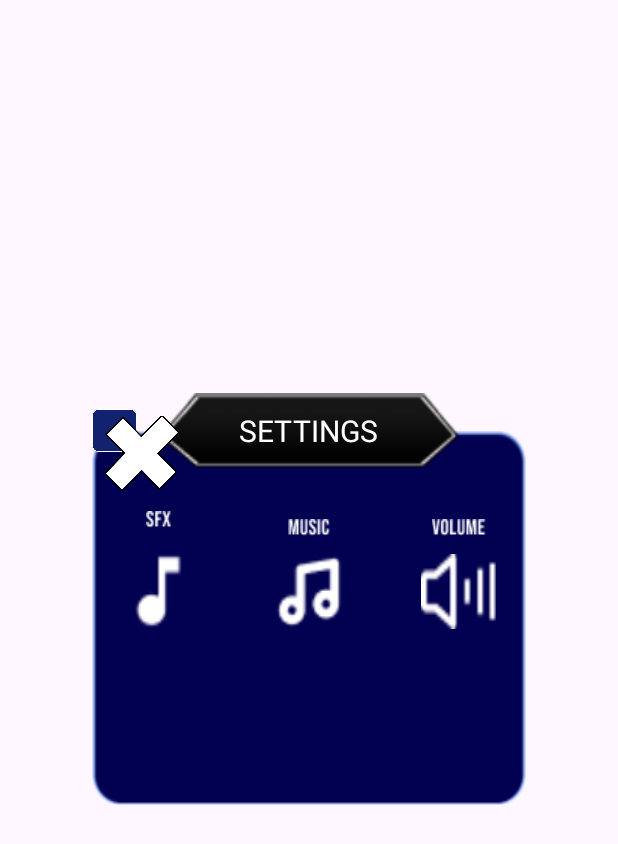
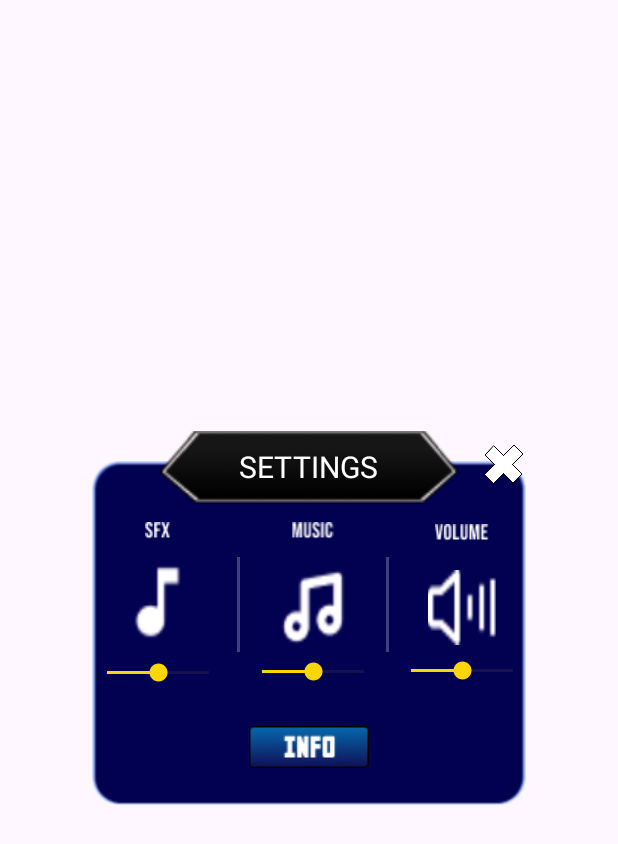
Before and after one commit to RodyZack07/Ambatron-Invade, an Android app: the layout popup_layout.xml on its own in the app's theme, with its tools: preview values and no code run, on a phone screen of 412 x 824 dp. Shown: the top 844 px of the screen. Run offline under Robolectric (Android 15) with nearby library versions, the phone set to English and light mode, and no system bars.

Commit message:
ini zkuu jam 2 siang

```diff
--- a/app/src/main/res/layout/popup_layout.xml
+++ b/app/src/main/res/layout/popup_layout.xml
@@ -1,37 +1,41 @@
-<FrameLayout xmlns:android="http://schemas.android.com/apk/res/android"
+<androidx.constraintlayout.widget.ConstraintLayout
+    xmlns:android="http://schemas.android.com/apk/res/android"
     xmlns:app="http://schemas.android.com/apk/res-auto"
+    xmlns:tools="http://schemas.android.com/tools"
     android:layout_width="340dp"
-    android:id="@+id/popup_layout"
     android:layout_height="300dp"
-    android:orientation="vertical"
     android:layout_gravity="center"
-    android:clipChildren="false"
-    android:clipToPadding="false"
     android:padding="25dp"
     android:background="@android:color/transparent">
 
     <ImageView
+        android:id="@+id/background_image"
         android:layout_width="match_parent"
         android:layout_height="match_parent"
-        android:layout_gravity="center"
         android:contentDescription="@null"
         android:scaleType="fitXY"
-        android:src="@drawable/setting_box" />
+        android:src="@drawable/setting_box"
+        android:layout_marginTop="20dp"
+        app:layout_constraintTop_toTopOf="parent"
+        app:layout_constraintStart_toStartOf="parent"
+        app:layout_constraintEnd_toEndOf="parent"/>
 
     <FrameLayout
         android:layout_width="200dp"
         android:layout_height="50dp"
         android:layout_gravity="top|center_horizontal"
-        android:layout_marginTop="-25dp"
-        android:background="@android:color/transparent">
+        android:layout_marginTop="-2dp"
+        android:background="@android:color/transparent"
+        app:layout_constraintTop_toTopOf="parent"
+        app:layout_constraintStart_toStartOf="parent"
+        app:layout_constraintEnd_toEndOf="parent">
 
         <ImageView
             android:layout_width="match_parent"
             android:layout_height="match_parent"
             android:scaleType="fitXY"
             android:src="@drawable/setting_card"
-            android:elevation="23dp"
-            />
+            android:elevation="23dp" />
 
         <TextView
             android:layout_width="wrap_content"
@@ -41,33 +45,30 @@
             android:text="SETTINGS"
             android:textColor="#FFFFFF"
             android:textSize="20sp" />
-
     </FrameLayout>
 
     <ImageButton
         android:id="@+id/silang"
-        android:layout_width="50dp"
-        android:layout_height="50dp"
-        android:layout_marginLeft="8dp"
-        android:layout_marginTop="-10dp"
+        android:layout_width="26dp"
+        android:layout_height="26dp"
+        android:layout_marginRight="2dp"
+        android:layout_marginTop="9dp"
         android:background="@android:color/transparent"
+        android:contentDescription="silang"
         android:elevation="50dp"
         android:scaleType="fitXY"
-        android:contentDescription="silang"
-        app:srcCompat="@drawable/silangx" />
-
-    <ImageView
-        android:id="@+id/border"
-        android:layout_width="30dp"
-        android:layout_height="35dp"
-        android:layout_marginTop="-18dp"
-        app:srcCompat="@drawable/border" />
+        app:srcCompat="@drawable/silangx"
+        app:layout_constraintTop_toTopOf="parent"
+        app:layout_constraintEnd_toEndOf="parent" />
 
     <FrameLayout
+        android:id="@+id/frameLayoutControls"
         android:layout_width="300dp"
         android:layout_height="140dp"
-        android:layout_gravity="top|center_horizontal"
-        android:layout_marginTop="25dp">
+        app:layout_constraintTop_toBottomOf="@id/silang"
+        app:layout_constraintStart_toStartOf="parent"
+        app:layout_constraintEnd_toEndOf="parent"
+        android:layout_marginTop="10dp">
 
         <LinearLayout
             android:layout_width="match_parent"
@@ -75,7 +76,6 @@
             android:orientation="horizontal"
             android:gravity="center">
 
-            <!-- Left Alignment -->
             <LinearLayout
                 android:layout_width="0dp"
                 android:layout_height="wrap_content"
@@ -84,22 +84,33 @@
                 android:gravity="center">
 
                 <ImageView
-                    android:id="@+id/imageView9"
                     android:layout_width="28dp"
                     android:layout_height="wrap_content"
                     android:layout_marginBottom="12dp"
                     app:srcCompat="@drawable/sfx_text" />
 
                 <ImageView
-                    android:id="@+id/imageView5"
                     android:layout_width="55dp"
                     android:layout_height="60dp"
-                    app:srcCompat="@drawable/sfx_icon"
-                    android:scaleType="fitXY"/>
+                    android:scaleType="fitXY"
+                    app:srcCompat="@drawable/sfx_icon" />
 
+                <SeekBar
+                    android:layout_width="100dp"
+                    android:layout_height="wrap_content"
+                    android:max="100"
+                    android:progress="50"
+                    android:progressTint="@color/yellow"
+                    android:thumbTint="@color/yellow"
+                    android:layout_marginTop="8dp"/>
             </LinearLayout>
 
-            <!-- Center Alignment -->
+            <ImageView
+                android:layout_width="2dp"
+                android:layout_height="200dp"
+                android:layout_marginLeft="4dp"
+                app:srcCompat="@drawable/garis" />
+
             <LinearLayout
                 android:layout_width="0dp"
                 android:layout_height="wrap_content"
@@ -108,22 +119,32 @@
                 android:gravity="center">
 
                 <ImageView
-                    android:id="@+id/imageView"
-                    android:layout_width="40dp"
+                    android:layout_width="50dp"
                     android:layout_height="wrap_content"
-                    android:layout_marginBottom="12dp"
+                    android:layout_marginBottom="19dp"
                     app:srcCompat="@drawable/music_text" />
 
                 <ImageView
-                    android:id="@+id/imageView2"
-                    android:layout_width="45dp"
-                    android:layout_height="50dp"
-                    app:srcCompat="@drawable/music_icon"
-                    android:scaleType="fitXY"/>
+                    android:layout_width="44dp"
+                    android:layout_height="52dp"
+                    android:scaleType="fitXY"
+                    app:srcCompat="@drawable/music_icon" />
 
+                <SeekBar
+                    android:layout_width="100dp"
+                    android:layout_height="wrap_content"
+                    android:max="100"
+                    android:progress="50"
+                    android:progressTint="@color/yellow"
+                    android:thumbTint="@color/yellow"
+                    android:layout_marginTop="8dp"/>
             </LinearLayout>
 
-            <!-- Right Alignment -->
+            <ImageView
+                android:layout_width="2dp"
+                android:layout_height="200dp"
+                app:srcCompat="@drawable/garis" />
+
             <LinearLayout
                 android:layout_width="0dp"
                 android:layout_height="wrap_content"
@@ -132,23 +153,39 @@
                 android:gravity="center">
 
                 <ImageView
-                    android:id="@+id/imageView6"
                     android:layout_width="45dp"
                     android:layout_height="wrap_content"
-                    android:layout_marginBottom="12dp"
+                    android:layout_marginBottom="19dp"
                     app:srcCompat="@drawable/volume_text" />
 
                 <ImageView
-                    android:id="@+id/imageView7"
-                    android:layout_width="50dp"
+                    android:layout_width="45dp"
                     android:layout_height="50dp"
-                    app:srcCompat="@drawable/volume_icon"
-                    android:scaleType="fitXY"/>
+                    android:scaleType="fitXY"
+                    app:srcCompat="@drawable/volume_icon" />
 
+                <SeekBar
+                    android:layout_width="100dp"
+                    android:layout_height="wrap_content"
+                    android:max="100"
+                    android:progress="50"
+                    android:progressTint="@color/yellow"
+                    android:thumbTint="@color/yellow"
+                    android:layout_marginTop="8dp"/>
             </LinearLayout>
 
         </LinearLayout>
 
     </FrameLayout>
 
-</FrameLayout>
+    <ImageButton
+        android:id="@+id/info_button"
+        android:layout_width="100dp"
+        android:layout_height="50dp"
+        android:background="@android:color/transparent"
+        app:srcCompat="@drawable/info_button"
+        app:layout_constraintTop_toBottomOf="@id/frameLayoutControls"
+        app:layout_constraintStart_toStartOf="parent"
+        app:layout_constraintEnd_toEndOf="parent" />
+
+</androidx.constraintlayout.widget.ConstraintLayout>
--- /dev/null
+++ b/app/src/main/res/values/font.xml
@@ -0,0 +1,2 @@
+<?xml version="1.0" encoding="utf-8"?>
+<resources></resources>
```
Also changed, not shown: app/src/main/java/com/example/savesthekunti/MainActivity.java (+2 -23 lines), app/src/main/java/com/example/savesthekunti/SettingActivity.java (added, +34 -0 lines), app/src/main/res/layout/info_menu.xml (added, +110 -0 lines), app/src/main/res/values/colors.xml (+16 -0 lines), app/src/main/res/drawable/info_button.png (added), app/src/main/res/font/poppins.ttf (added).
